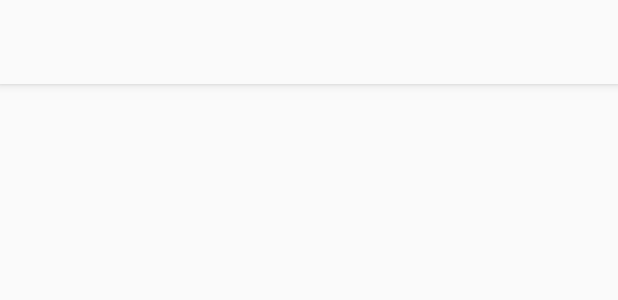
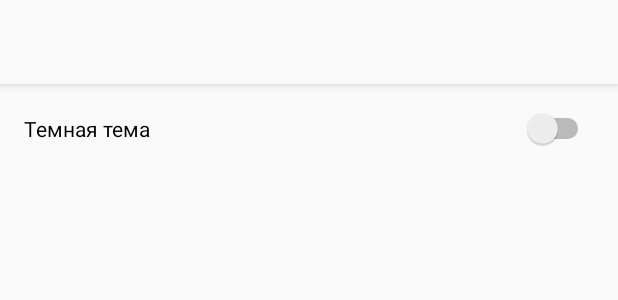
Before and after one commit to quint836/todolist, an Android app: the layout activity_settings.xml on its own in the app's theme, with its tools: preview values and no code run, on a phone screen of 412 x 824 dp. Shown: the top 300 px of the screen. Run offline under Robolectric (Android 15) with nearby library versions, the phone set to English and light mode, and no system bars.

Commit message:
Закончил с настройками

```diff
--- a/SamsungProj2/app/src/main/res/layout/activity_settings.xml
+++ b/SamsungProj2/app/src/main/res/layout/activity_settings.xml
@@ -1,13 +1,24 @@
 <?xml version="1.0" encoding="utf-8"?>
-<RelativeLayout xmlns:android="http://schemas.android.com/apk/res/android"
+<LinearLayout xmlns:android="http://schemas.android.com/apk/res/android"
     xmlns:app="http://schemas.android.com/apk/res-auto"
     xmlns:tools="http://schemas.android.com/tools"
     android:layout_width="match_parent"
     android:layout_height="match_parent"
+    android:orientation="vertical"
     tools:context=".SettingsActivity">
 
     <include
         android:id="@+id/toolbar3"
         layout="@layout/toolbar_settings" />
 
-</RelativeLayout>
+    <Switch
+        android:id="@+id/switch1"
+        android:layout_marginTop="16dp"
+        android:layout_marginRight="16dp"
+        android:layout_marginLeft= "16dp"
+        android:layout_width="match_parent"
+        android:layout_height="wrap_content"
+        android:text="Темная тема"
+        android:layout_gravity="right"/>
+
+</LinearLayout>
--- /dev/null
+++ b/SamsungProj2/app/src/main/res/values/attrs.xml
@@ -0,0 +1,4 @@
+<?xml version="1.0" encoding="utf-8"?>
+<resources>
+    <attr name="primaryTitleColor" format="color"/>
+</resources>
--- a/SamsungProj2/app/src/main/res/values/styles.xml
+++ b/SamsungProj2/app/src/main/res/values/styles.xml
@@ -1,12 +1,14 @@
 <resources>
 
     <!-- Base application theme. -->
-    <style name="AppTheme" parent="Theme.AppCompat.Light.NoActionBar">
+    <style name="AppTheme" parent="Theme.AppCompat.DayNight.NoActionBar">
         <!-- Customize your theme here. -->
         <item name="colorPrimary">@color/colorPrimary</item>
+        <item name="android:textColorPrimary">@color/colorPrimary</item>
         <item name="colorPrimaryDark">@color/colorPrimaryDark</item>
         <item name="colorAccent">@color/colorAccent</item>
-        <item name="android:textColorPrimary">@color/colorPrimary</item>
+
+        <item name="primaryTitleColor">@color/colorPrimary</item>
     </style>
 
     <style name="AppTheme.NoActionBar">
```
Also changed, not shown: SamsungProj2/app/src/main/java/com/arhiser/todolist/SettingsActivity.java (+48 -1 lines), SamsungProj2/app/src/main/java/com/arhiser/todolist/screens/main/MainActivity.java (+7 -0 lines), SamsungProj2/app/src/main/res/values/colors.xml (+7 -0 lines).
